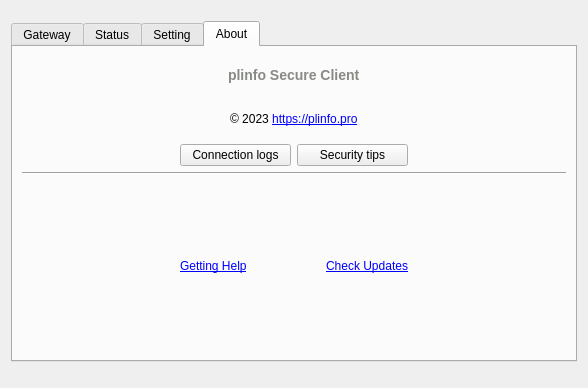
First picture: the form in src/anylink.ui, repository lishirens/plitun-client, before the edit.
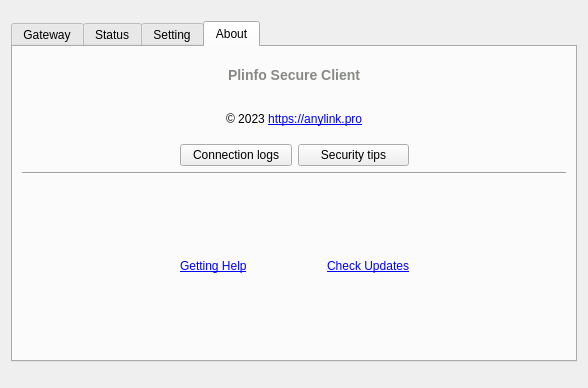
Second picture: the form after the edit. The open tabs and pages were chosen to show the change. Icons and pictures are not drawn. Custom widgets are drawn as their Qt base class.

What changed in the file:
```diff
--- a/src/anylink.ui
+++ b/src/anylink.ui
@@ -651,7 +651,7 @@
            <item>
             <widget class="QLabel" name="labelLogo">
              <property name="text">
-              <string notr="true">&lt;html&gt;&lt;head/&gt;&lt;body&gt;&lt;h3 style=&quot; margin-top:14px; margin-bottom:12px; margin-left:0px; margin-right:0px; -qt-block-indent:0; text-indent:0px;&quot;&gt;&lt;span style=&quot; font-size:large; font-weight:700; color:#888a85;&quot;&gt;plinfo Secure Client&lt;/span&gt;&lt;/h3&gt;&lt;/body&gt;&lt;/html&gt;</string>
+              <string notr="true">&lt;html&gt;&lt;head/&gt;&lt;body&gt;&lt;h3 style=&quot; margin-top:14px; margin-bottom:12px; margin-left:0px; margin-right:0px; -qt-block-indent:0; text-indent:0px;&quot;&gt;&lt;span style=&quot; font-size:large; font-weight:700; color:#888a85;&quot;&gt;Plinfo Secure Client&lt;/span&gt;&lt;/h3&gt;&lt;/body&gt;&lt;/html&gt;</string>
              </property>
             </widget>
            </item>
@@ -688,7 +688,7 @@
            <item>
             <widget class="QLabel" name="label_16">
              <property name="text">
-              <string notr="true">&amp;copy; 2023 &lt;a href=&quot;https://plinfo.pro&quot;&gt;&lt;span style=&quot; text-decoration: underline; color:#0000ff;&quot;&gt;https://plinfo.pro&lt;/span&gt;&lt;/a&gt;</string>
+              <string notr="true">&amp;copy; 2023 &lt;a href=&quot;https://anylink.pro&quot;&gt;&lt;span style=&quot; text-decoration: underline; color:#0000ff;&quot;&gt;https://anylink.pro&lt;/span&gt;&lt;/a&gt;</string>
              </property>
              <property name="openExternalLinks">
               <bool>true</bool>
@@ -741,7 +741,7 @@
          <item>
           <widget class="QLabel" name="labelHelp">
            <property name="text">
-            <string>&lt;a href=&quot;https://github.com/tlslink/plinfo-client/issues&quot;&gt;&lt;span style=&quot; text-decoration: underline; color:#0000ff;&quot;&gt;Getting Help&lt;/span&gt;&lt;/a&gt;</string>
+            <string>&lt;a href=&quot;https://github.com/tlslink/anylink-client/issues&quot;&gt;&lt;span style=&quot; text-decoration: underline; color:#0000ff;&quot;&gt;Getting Help&lt;/span&gt;&lt;/a&gt;</string>
            </property>
            <property name="textFormat">
             <enum>Qt::AutoText</enum>
@@ -782,7 +782,7 @@
          <item>
           <widget class="QLabel" name="labelUpdate">
            <property name="text">
-            <string>&lt;a href=&quot;https://github.com/tlslink/plinfo-client/releases&quot;&gt;&lt;span style=&quot; text-decoration: underline; color:#0000ff;&quot;&gt;Check Updates&lt;/span&gt;&lt;/a&gt;</string>
+            <string>&lt;a href=&quot;https://github.com/tlslink/anylink-client/releases&quot;&gt;&lt;span style=&quot; text-decoration: underline; color:#0000ff;&quot;&gt;Check Updates&lt;/span&gt;&lt;/a&gt;</string>
            </property>
            <property name="openExternalLinks">
             <bool>true</bool>
```
Left out of the diff: 8 changed lines with no effect on the pictures.
